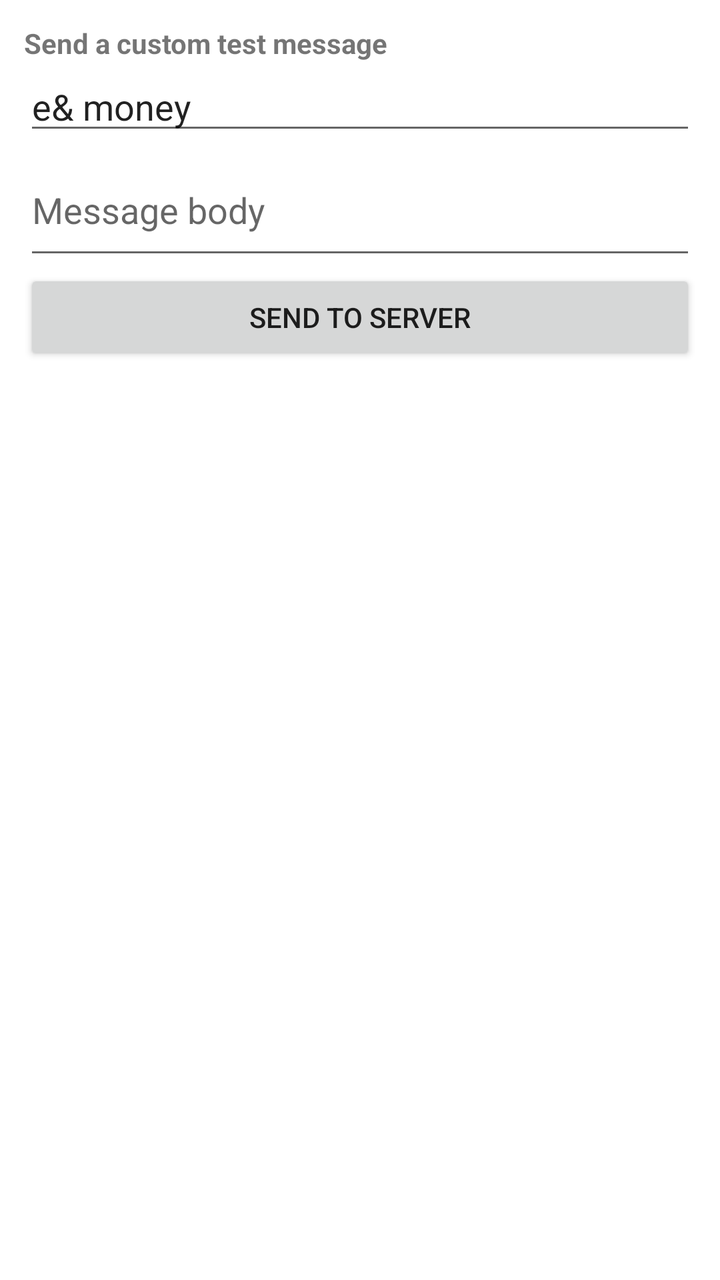
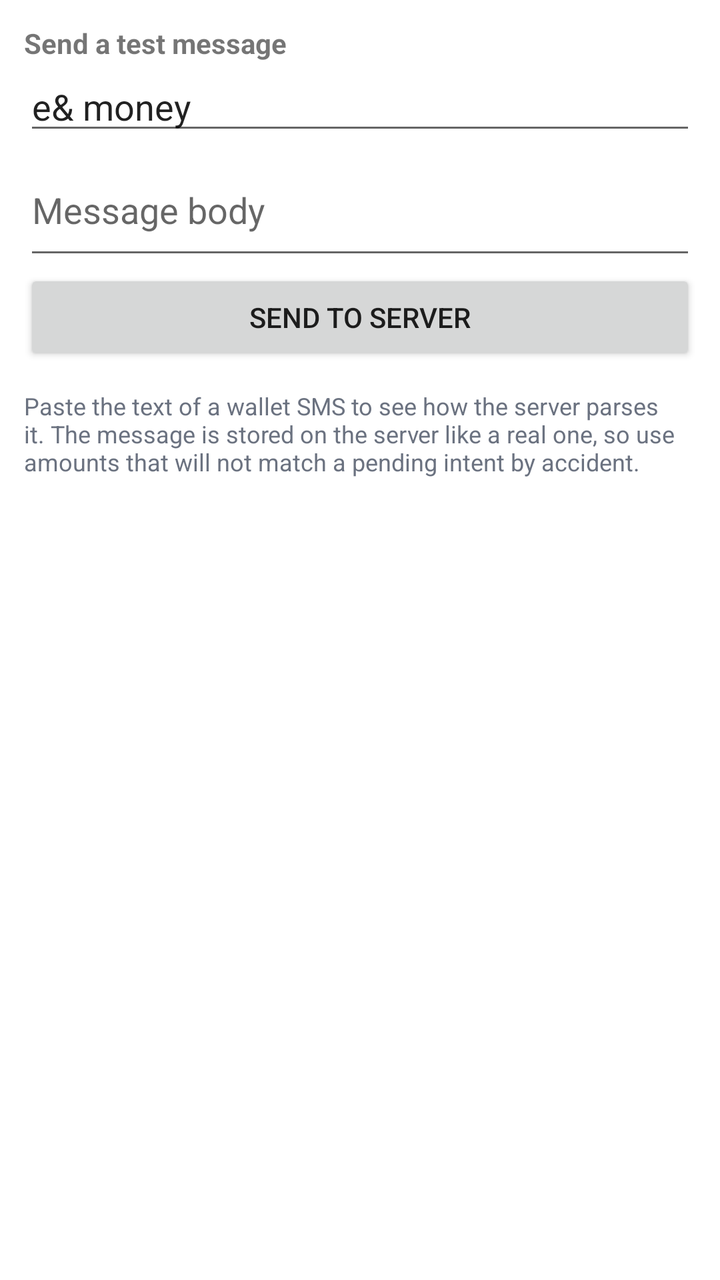

Before-and-after screenshots of an Android layout around one commit, followed by the original layout XML and the change that was made.
<!-- AndroidManifest.xml: application theme Theme.TahweelListener -->
<!-- res/layout/activity_debug.xml -->
<?xml version="1.0" encoding="utf-8"?>
<LinearLayout xmlns:android="http://schemas.android.com/apk/res/android"
    android:layout_width="match_parent"
    android:layout_height="match_parent"
    android:orientation="vertical">

    <LinearLayout
        android:layout_width="match_parent"
        android:layout_height="wrap_content"
        android:orientation="vertical"
        android:padding="12dp">

        <TextView
            android:layout_width="match_parent"
            android:layout_height="wrap_content"
            android:text="@string/debug_custom_title"
            android:textStyle="bold" />

        <EditText
            android:id="@+id/customAddress"
            android:layout_width="match_parent"
            android:layout_height="wrap_content"
            android:hint="@string/hint_debug_address"
            android:inputType="text"
            android:text="e&amp; money"
            android:textDirection="ltr" />

        <EditText
            android:id="@+id/customBody"
            android:layout_width="match_parent"
            android:layout_height="wrap_content"
            android:hint="@string/hint_debug_body"
            android:inputType="textMultiLine"
            android:maxLines="6"
            android:minLines="2" />

        <Button
            android:id="@+id/sendCustomBtn"
            android:layout_width="match_parent"
            android:layout_height="wrap_content"
            android:text="@string/btn_send_test" />

        <TextView
            android:id="@+id/inboxHint"
            android:layout_width="match_parent"
            android:layout_height="wrap_content"
            android:layout_marginTop="12dp"
            android:textColor="@color/muted"
            android:textSize="12sp" />
    </LinearLayout>

    <androidx.recyclerview.widget.RecyclerView
        android:id="@+id/list"
        android:layout_width="match_parent"
        android:layout_height="match_parent"
        android:clipToPadding="false"
        android:paddingBottom="24dp" />
</LinearLayout>
<!-- resources referenced by this layout -->
<resources>
  <color name="muted">#6B7280</color>
  <string name="btn_send_test">Send to server</string>
  <string name="debug_custom_title">Send a custom test message</string>
  <string name="hint_debug_address">Sender ID (e.g. e&amp; money)</string>
  <string name="hint_debug_body">Message body</string>
  <style name="Theme.TahweelListener" parent="Theme.MaterialComponents.DayNight.DarkActionBar">
          <item name="colorPrimary">@color/brand</item>
          <item name="colorPrimaryVariant">#115E59</item>
          <item name="colorOnPrimary">#FFFFFF</item>
          <item name="colorSecondary">@color/brand</item>
          <item name="colorOnSecondary">#FFFFFF</item>
      </style>
  <color name="brand">#0F766E</color>
</resources>

<!-- the commit's change to res/layout/activity_debug.xml (unified diff, before → after) -->
@@ -41,18 +41,11 @@
             android:text="@string/btn_send_test" />
 
         <TextView
-            android:id="@+id/inboxHint"
             android:layout_width="match_parent"
             android:layout_height="wrap_content"
             android:layout_marginTop="12dp"
+            android:text="@string/debug_custom_hint"
             android:textColor="@color/muted"
             android:textSize="12sp" />
     </LinearLayout>
-
-    <androidx.recyclerview.widget.RecyclerView
-        android:id="@+id/list"
-        android:layout_width="match_parent"
-        android:layout_height="match_parent"
-        android:clipToPadding="false"
-        android:paddingBottom="24dp" />
 </LinearLayout>
<!-- resource entries referenced after the edit -->
@@ -2,7 +2,8 @@
 <resources>
   <color name="muted">#6B7280</color>
   <string name="btn_send_test">Send to server</string>
-  <string name="debug_custom_title">Send a custom test message</string>
+  <string name="debug_custom_hint">Paste the text of a wallet SMS to see how the server parses it. The message is stored on the server like a real one, so use amounts that will not match a pending intent by accident.</string>
+  <string name="debug_custom_title">Send a test message</string>
   <string name="hint_debug_address">Sender ID (e.g. e&amp; money)</string>
   <string name="hint_debug_body">Message body</string>
   <style name="Theme.TahweelListener" parent="Theme.MaterialComponents.DayNight.DarkActionBar">
